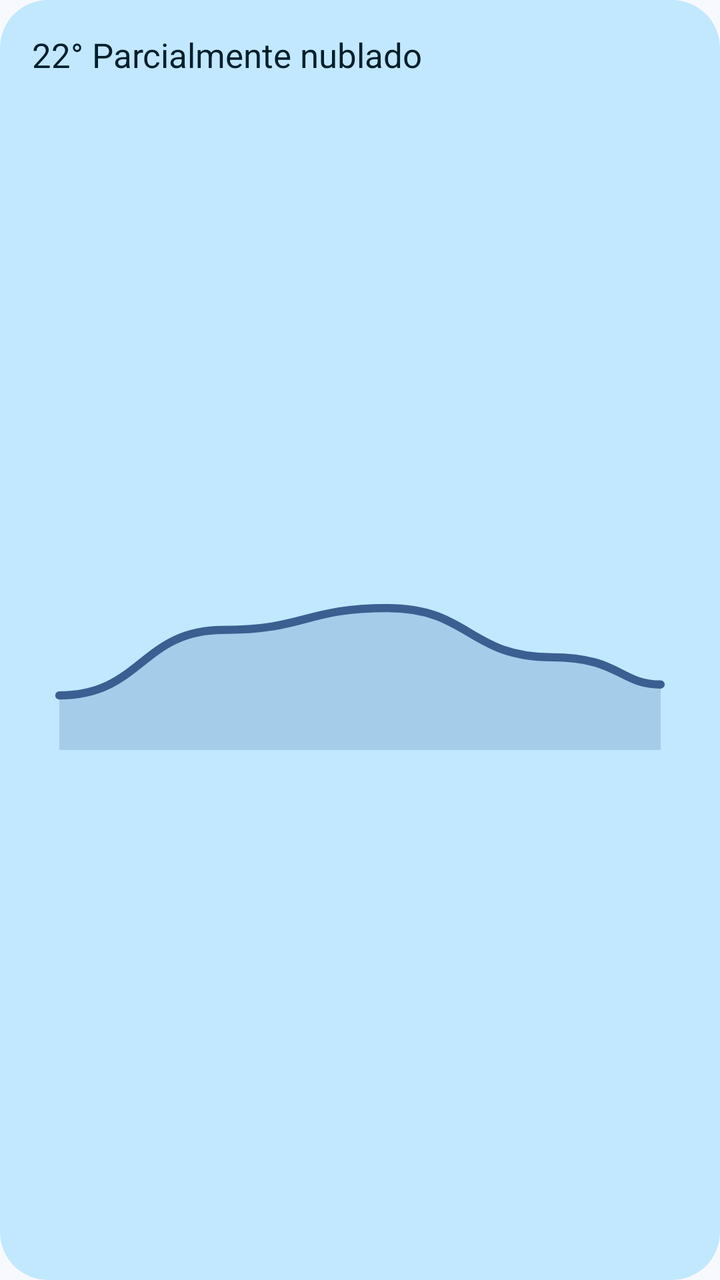
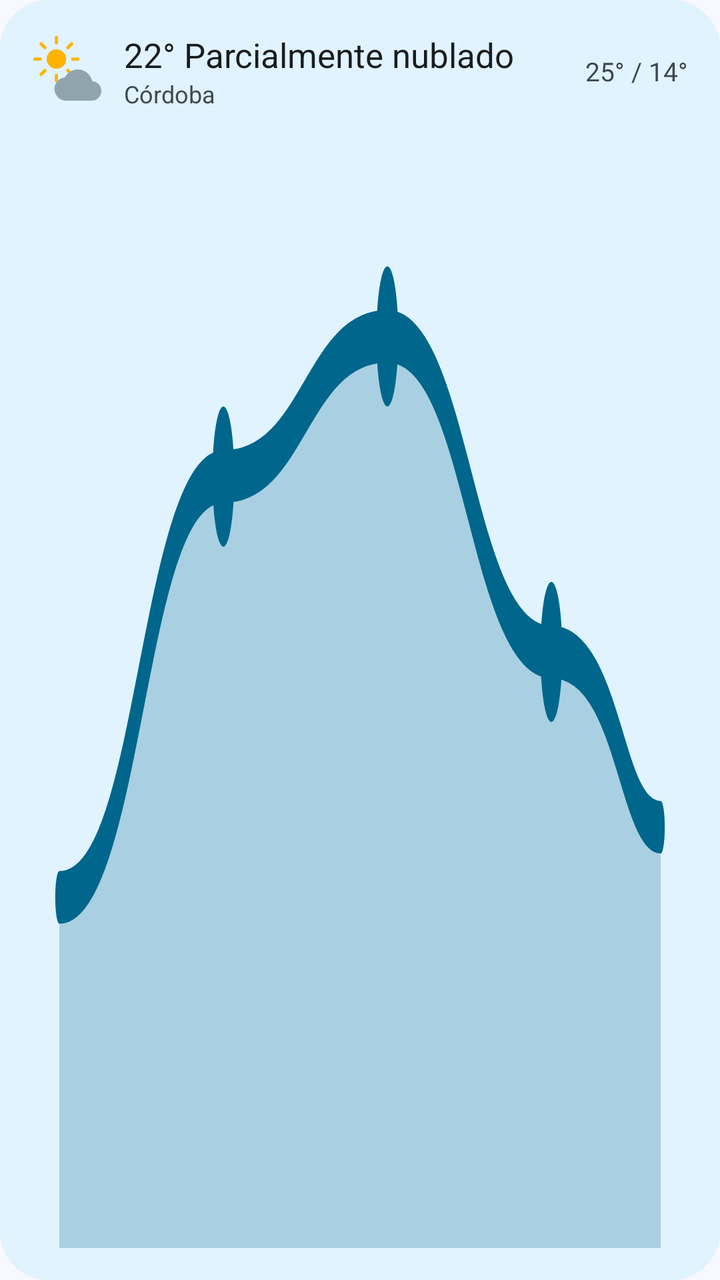

The first picture is an Android layout as it rendered before a commit; the second is the same layout after the commit. The layout source and the unified diff follow.
<!-- AndroidManifest.xml: application theme Theme.Clima -->
<!-- res/layout/widget_preview_grafico.xml -->
<?xml version="1.0" encoding="utf-8"?>
<LinearLayout xmlns:android="http://schemas.android.com/apk/res/android"
    android:layout_width="match_parent"
    android:layout_height="match_parent"
    android:background="@drawable/preview_background"
    android:orientation="vertical"
    android:padding="16dp">

    <TextView
        android:layout_width="wrap_content"
        android:layout_height="wrap_content"
        android:text="22° Parcialmente nublado"
        android:textColor="@color/preview_on_background"
        android:textSize="17sp" />

    <ImageView
        android:layout_width="match_parent"
        android:layout_height="0dp"
        android:layout_weight="1"
        android:importantForAccessibility="no"
        android:scaleType="fitCenter"
        android:src="@drawable/preview_chart" />
</LinearLayout>
<!-- resources referenced by this layout -->
<resources>
  <color name="preview_on_background">#FF001B3E</color>
  <!-- drawable preview_background (drawable) -->
  <?xml version="1.0" encoding="utf-8"?>
  <shape xmlns:android="http://schemas.android.com/apk/res/android" android:shape="rectangle">
      <solid android:color="@color/preview_background" />
      <corners android:radius="24dp" />
  </shape>
  <!-- drawable preview_chart (drawable) -->
  <?xml version="1.0" encoding="utf-8"?>
  <vector xmlns:android="http://schemas.android.com/apk/res/android"
      android:width="240dp" android:height="64dp"
      android:viewportWidth="240" android:viewportHeight="64">
      <path android:fillColor="#333A5F90" android:pathData="M10,44C40,44 40,20 70,20C100,20 100,12 130,12C160,12 160,30 190,30C215,30 215,40 230,40L230,64L10,64Z" />
      <path android:pathData="M10,44C40,44 40,20 70,20C100,20 100,12 130,12C160,12 160,30 190,30C215,30 215,40 230,40" android:strokeColor="#FF3A5F90" android:strokeWidth="3" android:strokeLineCap="round" />
  </vector>
  <style name="Theme.Clima" parent="android:Theme.Material.Light.NoActionBar">
          <item name="android:windowBackground">@color/window_background</item>
      </style>
  <color name="preview_background">#FFD6E3FF</color>
  <color name="window_background">#FFF8F9FF</color>
</resources>

<!-- the commit's change to res/layout/widget_preview_grafico.xml (unified diff, before → after) -->
@@ -2,22 +2,58 @@
 <LinearLayout xmlns:android="http://schemas.android.com/apk/res/android"
     android:layout_width="match_parent"
     android:layout_height="match_parent"
-    android:background="@drawable/preview_background"
+    android:background="@drawable/preview_surface"
     android:orientation="vertical"
     android:padding="16dp">
 
-    <TextView
+    <LinearLayout
+        android:layout_width="match_parent"
+        android:layout_height="wrap_content"
+        android:gravity="center_vertical"
+        android:orientation="horizontal">
+
+        <ImageView
+        android:layout_width="36dp"
+        android:layout_height="36dp"
+        android:importantForAccessibility="no"
+        android:src="@drawable/ic_weather_partly_cloudy_day" />
+
+        <LinearLayout
+            android:layout_width="0dp"
+            android:layout_height="wrap_content"
+            android:layout_marginStart="10dp"
+            android:layout_weight="1"
+            android:orientation="vertical">
+
+            <TextView
         android:layout_width="wrap_content"
         android:layout_height="wrap_content"
         android:text="22° Parcialmente nublado"
-        android:textColor="@color/preview_on_background"
+        android:textColor="@color/preview_text"
         android:textSize="17sp" />
+
+            <TextView
+        android:layout_width="wrap_content"
+        android:layout_height="wrap_content"
+        android:text="Córdoba"
+        android:textColor="@color/preview_text_variant"
+        android:textSize="12sp" />
+        </LinearLayout>
+
+        <TextView
+        android:layout_width="wrap_content"
+        android:layout_height="wrap_content"
+        android:text="25° / 14°"
+        android:textColor="@color/preview_text_variant"
+        android:textSize="13sp" />
+    </LinearLayout>
 
     <ImageView
         android:layout_width="match_parent"
         android:layout_height="0dp"
+        android:layout_marginTop="8dp"
         android:layout_weight="1"
         android:importantForAccessibility="no"
-        android:scaleType="fitCenter"
+        android:scaleType="fitXY"
         android:src="@drawable/preview_chart" />
 </LinearLayout>
<!-- resource entries referenced after the edit -->
@@ -1,24 +1,42 @@
 <!-- resources referenced by this layout -->
 <resources>
-  <color name="preview_on_background">#FF001B3E</color>
-  <!-- drawable preview_background (drawable) -->
+  <color name="preview_text">#FF1A1C20</color>
+  <color name="preview_text_variant">#FF44474E</color>
+  <!-- drawable ic_weather_partly_cloudy_day (drawable) -->
   <?xml version="1.0" encoding="utf-8"?>
-  <shape xmlns:android="http://schemas.android.com/apk/res/android" android:shape="rectangle">
-      <solid android:color="@color/preview_background" />
-      <corners android:radius="24dp" />
-  </shape>
+  <vector xmlns:android="http://schemas.android.com/apk/res/android"
+      android:width="48dp" android:height="48dp"
+      android:viewportWidth="48" android:viewportHeight="48">
+    <group android:scaleX="0.72" android:scaleY="0.72" android:translateX="-1" android:translateY="-1">
+      <path android:fillColor="#FFB300" android:pathData="M24,15a9,9 0 1,1 0,18a9,9 0 1,1 0,-18z" />
+      <path android:pathData="M24,4V9M24,39V44M4,24H9M39,24H44M9.86,9.86L13.39,13.39M34.61,34.61L38.14,38.14M9.86,38.14L13.39,34.61M34.61,13.39L38.14,9.86" android:strokeColor="#FFB300" android:strokeWidth="3" android:strokeLineCap="round" android:strokeLineJoin="round" />
+    </group>
+    <group android:scaleX="1.3" android:scaleY="1.3" android:translateX="15" android:translateY="18">
+      <path android:fillColor="#90A4AE" android:pathData="M19.35,10.04C18.67,6.59 15.64,4 12,4 9.11,4 6.6,5.64 5.35,8.04 2.34,8.36 0,10.91 0,14c0,3.31 2.69,6 6,6h13c2.76,0 5,-2.24 5,-5 0,-2.64 -2.05,-4.78 -4.65,-4.96z" />
+    </group>
+  </vector>
   <!-- drawable preview_chart (drawable) -->
   <?xml version="1.0" encoding="utf-8"?>
   <vector xmlns:android="http://schemas.android.com/apk/res/android"
       android:width="240dp" android:height="64dp"
       android:viewportWidth="240" android:viewportHeight="64">
-      <path android:fillColor="#333A5F90" android:pathData="M10,44C40,44 40,20 70,20C100,20 100,12 130,12C160,12 160,30 190,30C215,30 215,40 230,40L230,64L10,64Z" />
-      <path android:pathData="M10,44C40,44 40,20 70,20C100,20 100,12 130,12C160,12 160,30 190,30C215,30 215,40 230,40" android:strokeColor="#FF3A5F90" android:strokeWidth="3" android:strokeLineCap="round" />
+      <path android:fillColor="@color/preview_line" android:fillAlpha="0.25"
+          android:pathData="M10,44C40,44 40,20 70,20C100,20 100,12 130,12C160,12 160,30 190,30C215,30 215,40 230,40L230,64L10,64Z" />
+      <path android:pathData="M10,44C40,44 40,20 70,20C100,20 100,12 130,12C160,12 160,30 190,30C215,30 215,40 230,40"
+          android:strokeColor="@color/preview_line" android:strokeWidth="3" android:strokeLineCap="round" />
+      <path android:fillColor="@color/preview_line" android:pathData="M66,20a4,4 0 1,0 8,0a4,4 0 1,0 -8,0zM126,12a4,4 0 1,0 8,0a4,4 0 1,0 -8,0zM186,30a4,4 0 1,0 8,0a4,4 0 1,0 -8,0z" />
   </vector>
+  <!-- drawable preview_surface (drawable) -->
+  <?xml version="1.0" encoding="utf-8"?>
+  <shape xmlns:android="http://schemas.android.com/apk/res/android" android:shape="rectangle">
+      <solid android:color="@color/preview_surface" />
+      <corners android:radius="24dp" />
+  </shape>
   <style name="Theme.Clima" parent="android:Theme.Material.Light.NoActionBar">
           <item name="android:windowBackground">@color/window_background</item>
       </style>
-  <color name="preview_background">#FFD6E3FF</color>
+  <color name="preview_line">#FF3A5F90</color>
+  <color name="preview_surface">#FFF0F3FA</color>
   <color name="window_background">#FFF8F9FF</color>
 </resources>
 
